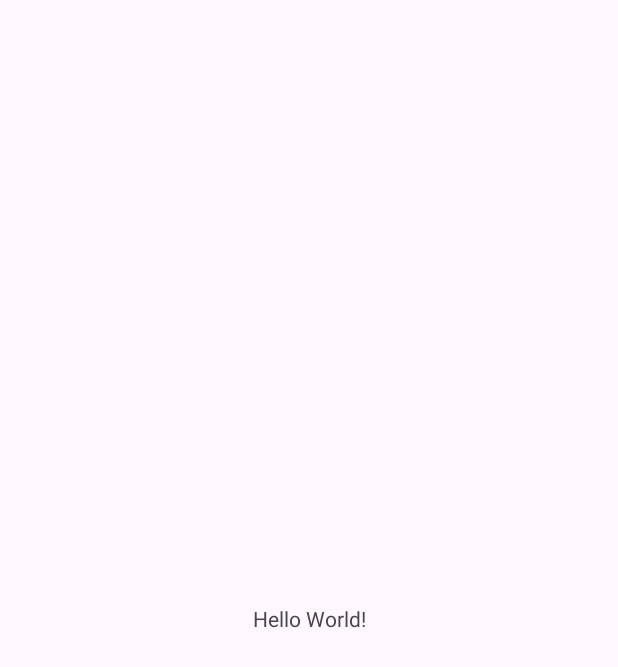
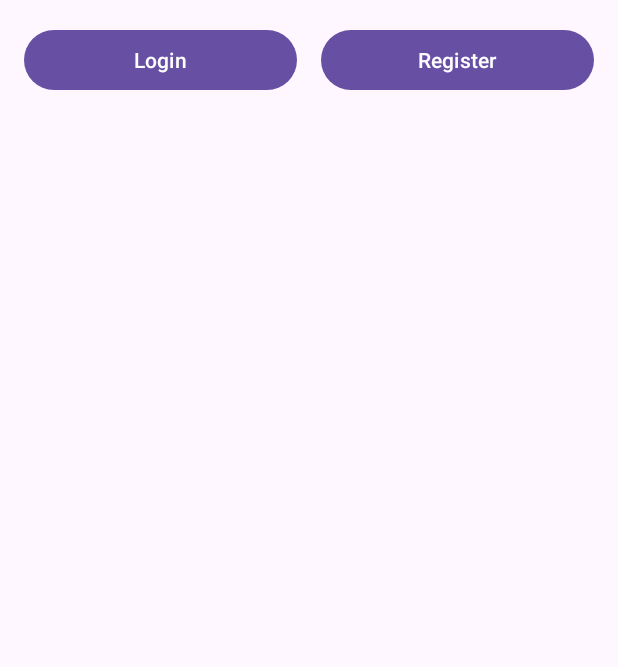
Before and after one commit to Vinay89824/FitBuddy, an Android app: the screen it shows after launch (MainActivity), on a phone screen of 412 x 824 dp. Before the commit the part shown is almost empty. Shown: the top 667 px of the screen. Run offline under Robolectric (Android 15) with nearby library versions, the phone set to English and light mode, and no system bars.

Commit message:
Tejaswini Bobba(S566406)

```diff
--- a/app/src/main/java/com/example/fitbuddy/MainActivity.java
+++ b/app/src/main/java/com/example/fitbuddy/MainActivity.java
@@ -1,14 +1,51 @@
 package com.example.fitbuddy;
 
+import android.content.Intent;
+import android.os.Bundle;
+import android.view.View;
+import android.widget.Button;
 import androidx.appcompat.app.AppCompatActivity;
 
-import android.os.Bundle;
+public class MainActivity extends AppCompatActivity {
 
-public class MainActivity extends AppCompatActivity {
+    private Button buttonLogin;
+    private Button buttonRegister;
 
     @Override
     protected void onCreate(Bundle savedInstanceState) {
         super.onCreate(savedInstanceState);
         setContentView(R.layout.activity_main);
+
+        // Initialize UI components
+        buttonLogin = findViewById(R.id.buttonLogin);
+        buttonRegister = findViewById(R.id.buttonRegister);
+
+        // Set click listener for the login button
+        buttonLogin.setOnClickListener(new View.OnClickListener() {
+            @Override
+            public void onClick(View v) {
+                // Open the login activity
+                openLoginActivity();
+            }
+        });
+
+        // Set click listener for the register button
+        buttonRegister.setOnClickListener(new View.OnClickListener() {
+            @Override
+            public void onClick(View v) {
+                // Open the user registration activity
+                openUserRegistrationActivity();
+            }
+        });
+    }
+
+    private void openLoginActivity() {
+        Intent intent = new Intent(this, login.class);
+        startActivity(intent);
+    }
+
+    private void openUserRegistrationActivity() {
+        Intent intent = new Intent(this, user_registration.class);
+        startActivity(intent);
     }
 }
--- a/app/src/main/res/layout/activity_main.xml
+++ b/app/src/main/res/layout/activity_main.xml
@@ -1,18 +1,32 @@
 <?xml version="1.0" encoding="utf-8"?>
 <androidx.constraintlayout.widget.ConstraintLayout xmlns:android="http://schemas.android.com/apk/res/android"
     xmlns:app="http://schemas.android.com/apk/res-auto"
-    xmlns:tools="http://schemas.android.com/tools"
     android:layout_width="match_parent"
     android:layout_height="match_parent"
-    tools:context=".MainActivity">
+    android:padding="16dp">
 
-    <TextView
-        android:layout_width="wrap_content"
+    <!-- Login Button -->
+    <Button
+        android:id="@+id/buttonLogin"
+        android:layout_width="0dp"
         android:layout_height="wrap_content"
-        android:text="Hello World!"
-        app:layout_constraintBottom_toBottomOf="parent"
+        android:text="Login"
+        app:layout_constraintStart_toStartOf="parent"
+        app:layout_constraintEnd_toStartOf="@+id/buttonRegister"
+        app:layout_constraintTop_toTopOf="parent"
+        android:layout_marginEnd="8dp"
+        android:layout_marginBottom="16dp"/>
+
+    <!-- Register Button -->
+    <Button
+        android:id="@+id/buttonRegister"
+        android:layout_width="0dp"
+        android:layout_height="wrap_content"
+        android:text="Register"
+        app:layout_constraintStart_toEndOf="@+id/buttonLogin"
         app:layout_constraintEnd_toEndOf="parent"
-        app:layout_constraintStart_toStartOf="parent"
-        app:layout_constraintTop_toTopOf="parent" />
+        app:layout_constraintTop_toTopOf="parent"
+        android:layout_marginStart="8dp"
+        android:layout_marginBottom="16dp"/>
 
 </androidx.constraintlayout.widget.ConstraintLayout>
```
Also changed, not shown: app/src/main/java/com/example/fitbuddy/social_sharing.java (added, +53 -0 lines), app/src/main/res/layout/activity_social_sharing.xml (added, +21 -0 lines), 1 other file.
